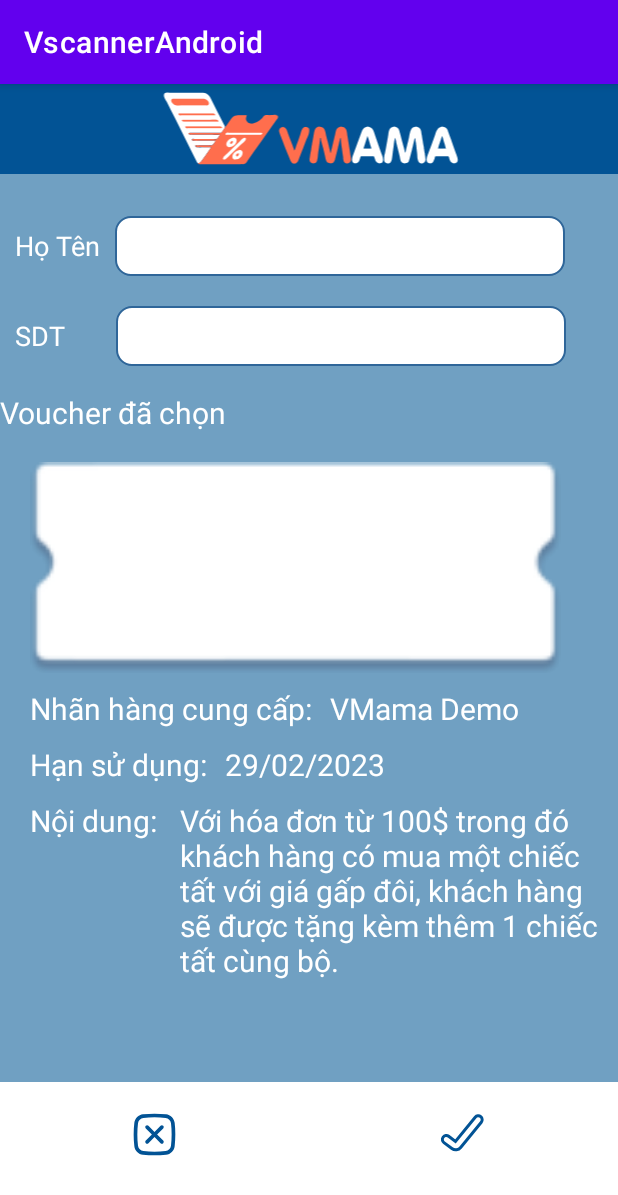
After one commit to nth-joda/FITUS-Kotlint-Vmama-Android, an Android app: the GetUserInfo screen opened directly, with no data from a screen before it, on a phone screen of 412 x 824 dp. The commit adds this screen. Shown: the top 1195 px of the screen. Run offline under Robolectric (Android 15) with nearby library versions, the phone set to English and light mode, and no system bars.

Commit message:
get user info

```diff
--- a/app/src/main/AndroidManifest.xml
+++ b/app/src/main/AndroidManifest.xml
@@ -23,7 +23,9 @@
         android:theme="@style/Theme.VscannerAndroid"
         tools:targetApi="31">
         <activity
-
+            android:name=".GetUserInfo"
+            android:exported="false" />
+        <activity
             android:name=".VoucherListActivity"
             android:exported="false" />
         <activity
@@ -35,11 +37,9 @@
             android:value="ocr" />
 
         <activity
-
             android:name=".VoucherScreen"
             android:exported="false" />
         <activity
-
             android:name=".GoodbyeActivity"
             android:exported="false" />
         <activity
--- a/app/src/main/java/com/fitus/vscannerandroid/FirstFragment.kt
+++ b/app/src/main/java/com/fitus/vscannerandroid/FirstFragment.kt
@@ -50,8 +50,8 @@ class FirstFragment : Fragment() {
             startActivity(intent)
         }
 
-        binding.buttonToProduct.setOnClickListener {
-            val intent = Intent(activity, VoucherScreen::class.java)
+        binding.buttonToGetInfo.setOnClickListener {
+            val intent = Intent(activity, GetUserInfo::class.java)
 
             startActivity(intent)
         }
--- /dev/null
+++ b/app/src/main/java/com/fitus/vscannerandroid/GetUserInfo.java
@@ -0,0 +1,14 @@
+package com.fitus.vscannerandroid;
+
+import androidx.appcompat.app.AppCompatActivity;
+
+import android.os.Bundle;
+
+public class GetUserInfo extends AppCompatActivity {
+
+    @Override
+    protected void onCreate(Bundle savedInstanceState) {
+        super.onCreate(savedInstanceState);
+        setContentView(R.layout.activity_get_user_info);
+    }
+}
--- /dev/null
+++ b/app/src/main/res/drawable/rounded_voucher.xml
@@ -0,0 +1,11 @@
+<?xml version="1.0" encoding="utf-8"?>
+<shape xmlns:android="http://schemas.android.com/apk/res/android">
+    <solid android:color="#FFFFFF" />
+
+    <stroke
+            android:width="1dp"
+            android:color="#2f6699" />
+    <corners
+            android:radius="10dp"
+            />
+</shape>
--- /dev/null
+++ b/app/src/main/res/layout/activity_get_user_info.xml
@@ -0,0 +1,275 @@
+<?xml version="1.0" encoding="utf-8"?>
+<LinearLayout xmlns:android="http://schemas.android.com/apk/res/android"
+
+    xmlns:app="http://schemas.android.com/apk/res-auto"
+    xmlns:tools="http://schemas.android.com/tools"
+    android:layout_width="match_parent"
+    android:layout_height="match_parent"
+    android:orientation="vertical"
+    tools:context=".GetUserInfo">
+
+    <LinearLayout
+        android:layout_width="match_parent"
+        android:layout_height="60dp"
+        android:background="@color/fitus_dark_blue"
+        android:orientation="vertical">
+
+        <ImageView
+            android:layout_width="wrap_content"
+            android:layout_height="match_parent"
+            android:layout_gravity="center"
+            android:src="@drawable/ic_vmamahoriz" />
+    </LinearLayout>
+
+
+    <LinearLayout
+        android:layout_width="match_parent"
+        android:layout_height="605dp"
+        android:background="@color/fitus_light_blue"
+        android:orientation="vertical">
+
+        <LinearLayout
+            android:layout_width="match_parent"
+            android:layout_height="wrap_content"
+            android:orientation="vertical">
+
+            <LinearLayout
+                android:layout_width="match_parent"
+                android:layout_height="match_parent"
+                android:layout_marginTop="20dp"
+                android:orientation="horizontal">
+
+                <TextView
+                    android:layout_width="wrap_content"
+                    android:layout_height="wrap_content"
+                    android:layout_marginStart="10dp"
+                    android:paddingTop="15dp"
+                    android:paddingBottom="10dp"
+                    android:text="Họ Tên"
+                    android:textColor="@color/fitus_white"
+                    android:textSize="18dp" />
+
+                <EditText
+                    android:id="@+id/user_name"
+                    android:layout_width="300dp"
+                    android:layout_height="wrap_content"
+                    android:layout_marginStart="10dp"
+                    android:layout_marginEnd="20dp"
+                    android:background="@drawable/rounded_edittext"
+                    android:inputType="text"
+                    android:minHeight="40dp"
+                    android:selectAllOnFocus="true"
+                    android:textColor="#3084D7"
+                    android:textColorHint="#3084D7"
+                    app:counterEnabled="true" />
+            </LinearLayout>
+
+            <LinearLayout
+                android:layout_width="match_parent"
+                android:layout_height="match_parent"
+                android:layout_marginTop="10dp"
+                android:orientation="horizontal">
+
+                <TextView
+                    android:layout_width="wrap_content"
+                    android:layout_height="wrap_content"
+                    android:layout_marginStart="10dp"
+                    android:paddingTop="15dp"
+                    android:paddingBottom="10dp"
+                    android:text="SDT"
+                    android:textColor="@color/fitus_white"
+                    android:textSize="18dp" />
+
+                <EditText
+                    android:id="@+id/user_phone"
+                    android:layout_width="300dp"
+                    android:layout_height="wrap_content"
+                    android:layout_marginStart="34dp"
+                    android:layout_marginEnd="20dp"
+                    android:background="@drawable/rounded_edittext"
+                    android:inputType="phone"
+                    android:minHeight="40dp"
+                    android:selectAllOnFocus="true"
+                    android:textColor="#3084D7"
+                    android:textColorHint="#3084D7"
+                    app:counterEnabled="true" />
+            </LinearLayout>
+
+
+            <TextView
+                android:layout_width="match_parent"
+                android:layout_height="wrap_content"
+
+                android:paddingTop="15dp"
+                android:paddingBottom="10dp"
+                android:text="Voucher đã chọn"
+                android:textColor="@color/fitus_white"
+                android:textSize="20dp" />
+
+            <ScrollView
+                android:layout_width="match_parent"
+                android:layout_height="wrap_content"
+                android:paddingHorizontal="20dp">
+
+                <LinearLayout
+                    android:layout_width="wrap_content"
+                    android:layout_height="wrap_content"
+                    android:orientation="vertical">
+
+                    <LinearLayout
+                        android:layout_width="wrap_content"
+                        android:layout_height="wrap_content">
+
+                        <RelativeLayout
+                            android:layout_width="match_parent"
+                            android:layout_height="150dp">
+
+                            <RelativeLayout
+                                android:layout_width="fill_parent"
+                                android:layout_height="150dp"
+                                android:layout_marginTop="9dp"
+                                android:layout_marginRight="18dp"
+                                android:background="@drawable/voucher_container" />
+
+                            <LinearLayout
+                                android:layout_width="30dp"
+                                android:layout_height="30dp"
+                                android:layout_alignParentRight="true"
+                                android:layout_centerVertical="true"
+                                android:layout_gravity="center">
+
+                            </LinearLayout>
+                        </RelativeLayout>
+                    </LinearLayout>
+                </LinearLayout>
+
+            </ScrollView>
+
+
+            <LinearLayout
+                android:layout_width="match_parent"
+                android:layout_height="wrap_content"
+                android:orientation="vertical">
+
+                <LinearLayout
+                    android:layout_width="wrap_content"
+                    android:layout_height="wrap_content"
+                    android:layout_marginStart="20dp"
+                    android:layout_marginTop="10dp">
+
+                    <TextView
+                        android:layout_width="200dp"
+                        android:layout_height="wrap_content"
+                        android:text="Nhãn hàng cung cấp:"
+                        android:textColor="@color/fitus_white"
+                        android:textSize="20sp" />
+
+                    <TextView
+                        android:layout_width="200dp"
+                        android:layout_height="wrap_content"
+                        android:text="VMama Demo"
+                        android:textColor="@color/fitus_white"
+                        android:textSize="20sp" />
+                </LinearLayout>
+
+                <LinearLayout
+                    android:layout_width="wrap_content"
+                    android:layout_height="wrap_content"
+                    android:layout_marginStart="20dp"
+                    android:layout_marginTop="10dp">
+
+                    <TextView
+                        android:layout_width="130dp"
+                        android:layout_height="wrap_content"
+                        android:text="Hạn sử dụng:"
+                        android:textColor="@color/fitus_white"
+                        android:textSize="20sp" />
+
+                    <TextView
+                        android:layout_width="200dp"
+                        android:layout_height="wrap_content"
+                        android:text="29/02/2023"
+                        android:textColor="@color/fitus_white"
+                        android:textSize="20sp" />
+                </LinearLayout>
+
+                <LinearLayout
+                    android:layout_width="wrap_content"
+                    android:layout_height="wrap_content"
+                    android:layout_marginStart="20dp"
+                    android:layout_marginTop="10dp">
+
+                    <TextView
+                        android:layout_width="100dp"
+                        android:layout_height="wrap_content"
+                        android:text="Nội dung:"
+                        android:textColor="@color/fitus_white"
+                        android:textSize="20sp" />
+
+                    <TextView
+                        android:layout_width="280dp"
+                        android:layout_height="wrap_content"
+                        android:text="Với hóa đơn từ 100$ trong đó khách hàng có mua một chiếc tất với giá gấp đôi, khách hàng sẽ được tặng kèm thêm 1 chiếc tất cùng bộ."
+                        android:textColor="@color/fitus_white"
+                        android:textSize="20sp" />
+                </LinearLayout>
+
+            </LinearLayout>
+
+        </LinearLayout>
+
+
+    </LinearLayout>
+
+    <FrameLayout
+        android:layout_width="match_parent"
+        android:layout_height="70dp"
+        android:layout_gravity="bottom"
+        android:background="@color/fitus_white">
+
+        <LinearLayout
+            android:layout_width="match_parent"
+            android:layout_height="match_parent"
+            android:baselineAligned="false"
+            android:orientation="horizontal"
+            tools:ignore="UselessParent">
+
+            <LinearLayout
+                android:layout_width="0dp"
+                android:layout_height="match_parent"
+                android:layout_weight="0.5"
+                android:elevation="2dp"
+                android:paddingVertical="15dp">
+
+                <ImageView
+                    android:id="@+id/cancel"
+                    android:layout_width="match_parent"
+                    android:layout_height="match_parent"
+                    android:background="?attr/selectableItemBackgroundBorderless"
+                    android:clickable="true"
+                    android:contentDescription="TODO"
+                    android:focusable="true"
+                    android:src="@drawable/ic_cancelfitus" />
+            </LinearLayout>
+
+            <LinearLayout
+                android:layout_width="0dp"
+                android:layout_height="match_parent"
+                android:layout_weight="0.5"
+                android:elevation="2dp"
+                android:paddingVertical="15dp">
+
+                <ImageView
+                    android:id="@+id/done"
+                    android:layout_width="match_parent"
+                    android:layout_height="match_parent"
+
+                    android:background="?attr/selectableItemBackgroundBorderless"
+                    android:clickable="true"
+                    android:contentDescription="TODO"
+                    android:focusable="true"
+                    android:src="@drawable/ic_done_round_fillfitus" />
+            </LinearLayout>
+        </LinearLayout>
+    </FrameLayout>
+</LinearLayout>
--- a/app/src/main/res/layout/activity_voucher_screen.xml
+++ b/app/src/main/res/layout/activity_voucher_screen.xml
@@ -303,7 +303,6 @@
         </TableLayout>
 
 
-
         <FrameLayout
             android:layout_width="match_parent"
             android:layout_height="70dp"
@@ -371,8 +370,6 @@
                         android:focusable="true" />
                 </LinearLayout>
 
-
-
                 <LinearLayout
                     android:layout_width="0dp"
                     android:layout_height="match_parent"
--- a/app/src/main/res/layout/fragment_first.xml
+++ b/app/src/main/res/layout/fragment_first.xml
@@ -48,10 +48,10 @@
         app:layout_constraintTop_toBottomOf="@id/button_to_login" />
 
     <Button
-        android:id="@+id/button_to_product"
+        android:id="@+id/button_to_getInfo"
         android:layout_width="wrap_content"
         android:layout_height="wrap_content"
-        android:text="ToProduct"
+        android:text="GetInfo"
 
         app:layout_constraintBottom_toBottomOf="parent"
         app:layout_constraintEnd_toEndOf="parent"
```
